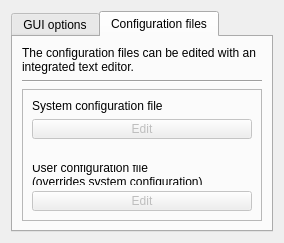
Before: the Qt Designer form linkcheck/gui/ui/options.ui in wummel/linkchecker, drawn with Qt 5.
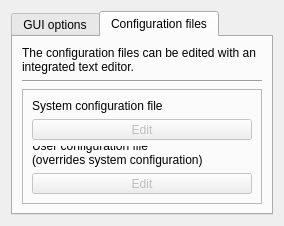
After: the same form once the commit is applied.

Commit message: Adjust option window.

```diff
--- a/linkcheck/gui/ui/options.ui
+++ b/linkcheck/gui/ui/options.ui
@@ -9,8 +9,8 @@
    <rect>
     <x>0</x>
     <y>0</y>
-    <width>278</width>
-    <height>240</height>
+    <width>264</width>
+    <height>221</height>
    </rect>
   </property>
   <property name="windowTitle">
@@ -252,19 +252,6 @@
             </property>
            </widget>
           </item>
-          <item>
-           <spacer name="verticalSpacer">
-            <property name="orientation">
-             <enum>Qt::Horizontal</enum>
-            </property>
-            <property name="sizeHint" stdset="0">
-             <size>
-              <width>20</width>
-              <height>20</height>
-             </size>
-            </property>
-           </spacer>
-          </item>
           <item>
            <widget class="QLabel" name="label_7">
             <property name="sizePolicy">
@@ -280,6 +267,9 @@
              <string>User configuration file
 (overrides system configuration)</string>
             </property>
+            <property name="alignment">
+             <set>Qt::AlignBottom|Qt::AlignLeading|Qt::AlignLeft</set>
+            </property>
             <property name="wordWrap">
              <bool>true</bool>
             </property>
@@ -298,19 +288,6 @@
             </property>
            </widget>
           </item>
-          <item>
-           <spacer name="verticalSpacer_2">
-            <property name="orientation">
-             <enum>Qt::Vertical</enum>
-            </property>
-            <property name="sizeHint" stdset="0">
-             <size>
-              <width>20</width>
-              <height>40</height>
-             </size>
-            </property>
-           </spacer>
-          </item>
          </layout>
         </widget>
        </item>
```
The commit also changes 1 other file.
